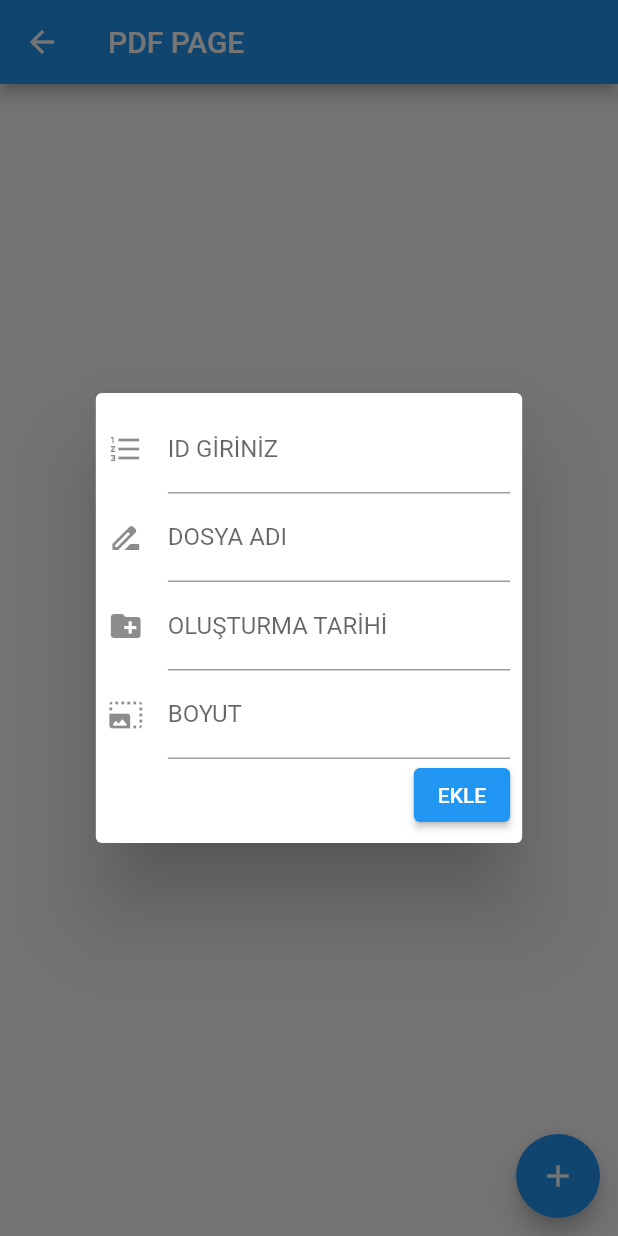
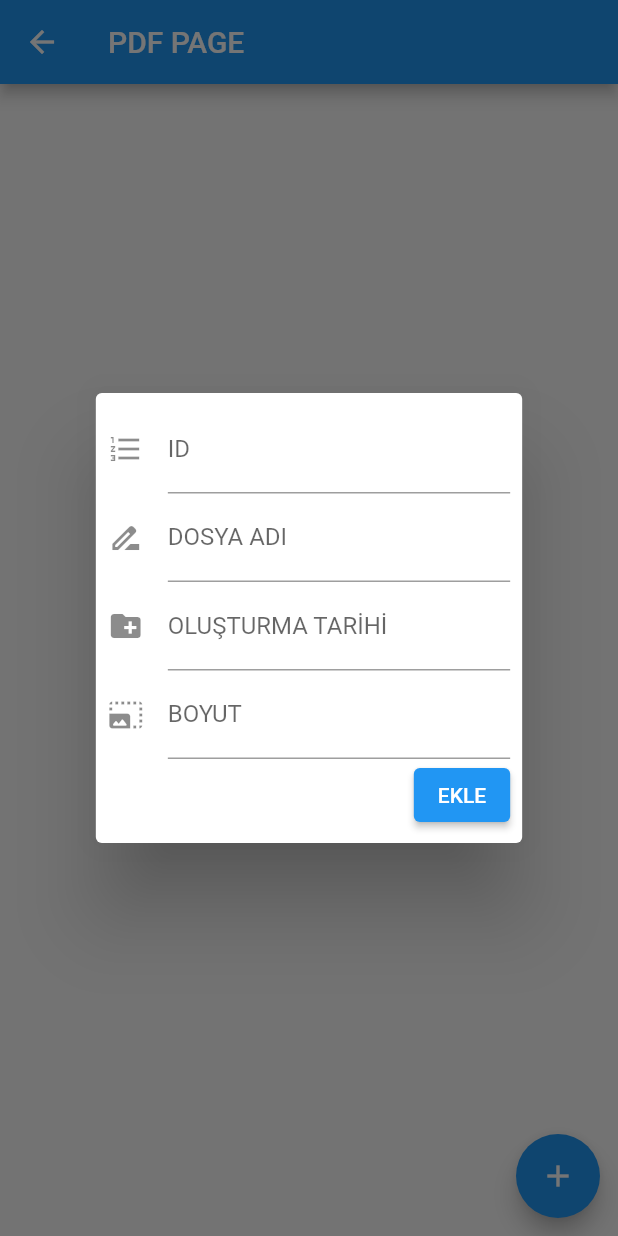
Before and after one commit to veyogndz/safe_vault_version_2, a Flutter app: the PdfPage screen opened directly, after a tap on the "add" icon, on a phone screen of 412 x 824 dp. Run offline on Flutter 3.47's test engine with Material 2 defaults, Android fonts, the phone set to English and light mode, and no system bars; our stand-ins replace sqflite; accounts and stored records are empty.

Commit message:
id degişti

```diff
--- a/lib/pages/pdf_page.dart
+++ b/lib/pages/pdf_page.dart
@@ -38,7 +38,7 @@ class _PdfPageState extends State<PdfPage> {
                       TextFormField(
                         decoration: const InputDecoration(
                           icon: Icon(Icons.format_list_numbered),
-                          labelText: "ID GİRİNİZ",
+                          labelText: "ID ",
                         ),
                         controller: myController0,
                       ),
```
